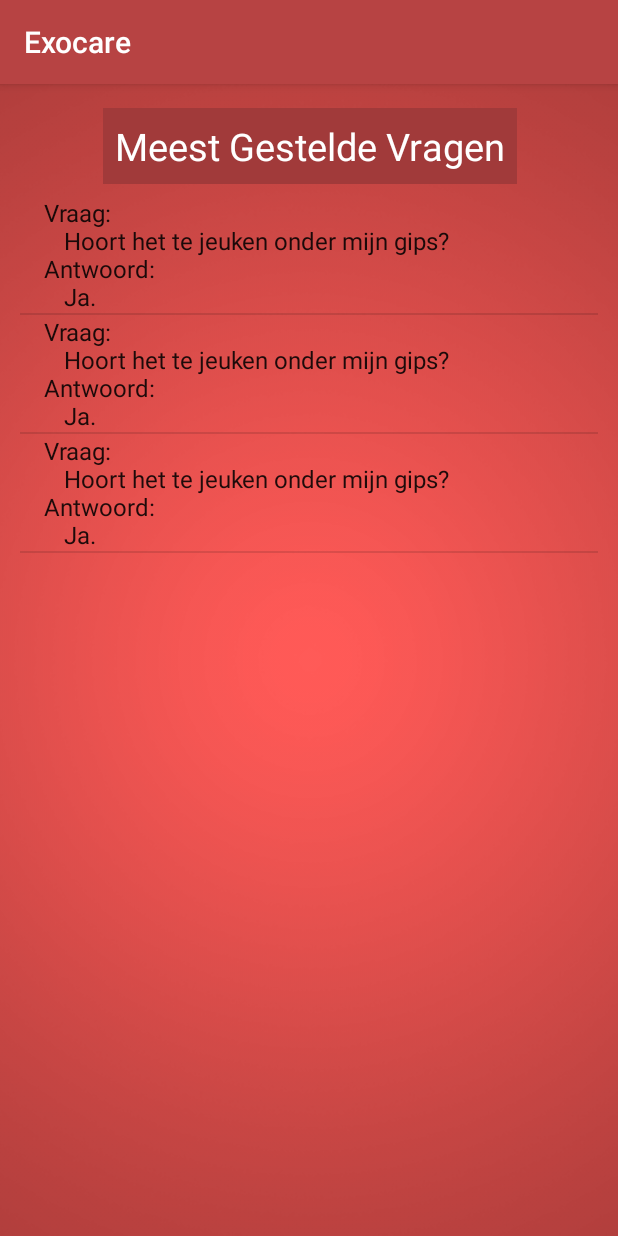
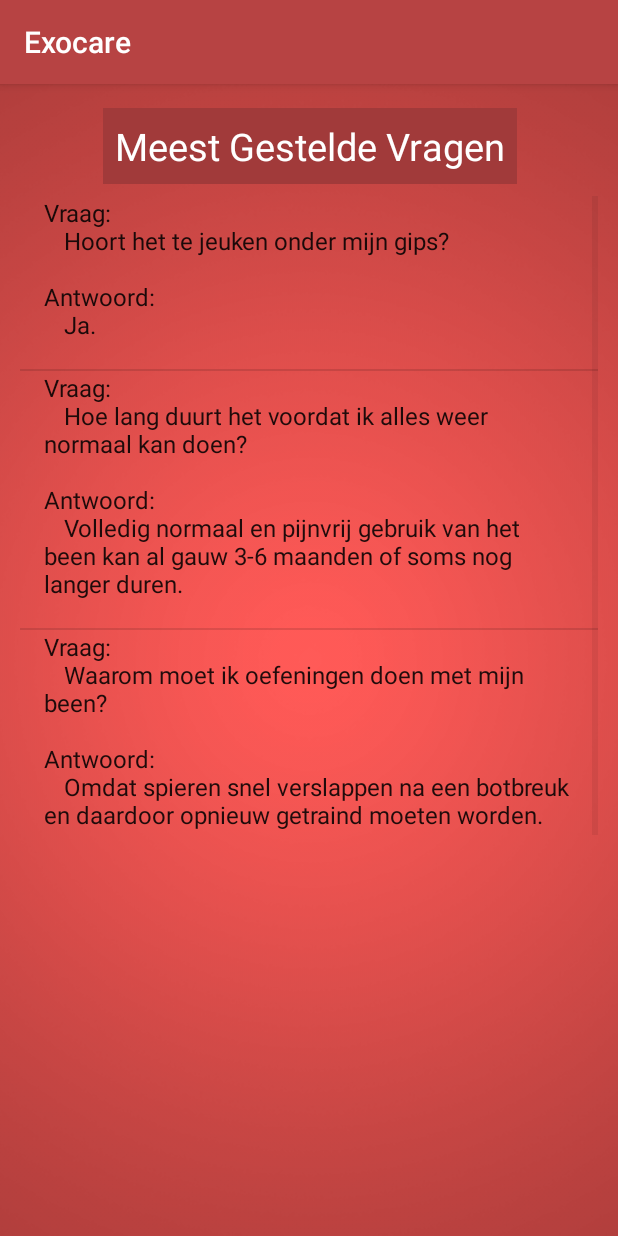
Before and after one commit to Roohn/IPMEDT4, an Android app: the FaqLijst screen opened directly, with no data from a screen before it, on a phone screen of 412 x 824 dp. Run offline under Robolectric (Android 15) with nearby library versions, the phone set to English and light mode, and no system bars.

Commit message:
FAQ-update

```diff
--- a/app/src/main/AndroidManifest.xml
+++ b/app/src/main/AndroidManifest.xml
@@ -33,11 +33,6 @@
 
         </activity>
         <activity
-            android:name=".FaqActivity"
-            android:label="@string/app_name">
-
-        </activity>
-        <activity
             android:name=".FaqLijst"
             android:label="@string/app_name">
 
--- a/app/src/main/java/nl/exocare/ipmedt4/FaqLijst.java
+++ b/app/src/main/java/nl/exocare/ipmedt4/FaqLijst.java
@@ -20,8 +20,8 @@ public class FaqLijst extends AppCompatActivity{
 
         Vragen[] lijstjeVragen = new Vragen [3];
         lijstjeVragen[0] = new Vragen("Hoort het te jeuken onder mijn gips?", "Ja.");
-        lijstjeVragen[1] = new Vragen("Hoort het te jeuken onder mijn gips?", "Ja.");
-        lijstjeVragen[2] = new Vragen("Hoort het te jeuken onder mijn gips?", "Ja.");
+        lijstjeVragen[1] = new Vragen("Hoe lang duurt het voordat ik alles weer normaal kan doen?", "Volledig normaal en pijnvrij gebruik van het been kan al gauw 3-6 maanden of soms nog langer duren.");
+        lijstjeVragen[2] = new Vragen("Waarom moet ik oefeningen doen met mijn been?", "Omdat spieren snel verslappen na een botbreuk en daardoor opnieuw getraind moeten worden.");
 
         ListAdapter la = new ArrayAdapter<Vragen>(this, android.R.layout.simple_list_item_1, lijstjeVragen);
 
--- a/app/src/main/java/nl/exocare/ipmedt4/RevalidatieActivity.java
+++ b/app/src/main/java/nl/exocare/ipmedt4/RevalidatieActivity.java
@@ -14,7 +14,7 @@ public class RevalidatieActivity extends AppCompatActivity {
     public void onClick(View view) {
         switch (view.getId()) {
             case R.id.buttonFaq:
-                Intent intent1 = new Intent(this, FaqActivity.class);
+                Intent intent1 = new Intent(this, FaqLijst.class);
                 startActivity(intent1);
                 break;
             case R.id.buttonStrek:
--- a/app/src/main/java/nl/exocare/ipmedt4/Vragen.java
+++ b/app/src/main/java/nl/exocare/ipmedt4/Vragen.java
@@ -15,7 +15,7 @@ public class Vragen {
 
     @Override
     public String toString() {
-        return  "Vraag: "+ '\n' + '\t' + vraag + '\n' +
-                "Antwoord: " + '\n' + '\t' + antwoord;
+        return  "Vraag: "+ '\n' + '\t' + vraag + '\n' + "\n" +
+                "Antwoord: " + '\n' + '\t' + antwoord + "\n";
     }
 }
```
Also changed, not shown: app/src/main/java/nl/exocare/ipmedt4/FaqActivity.java (deleted, +0 -29 lines).
